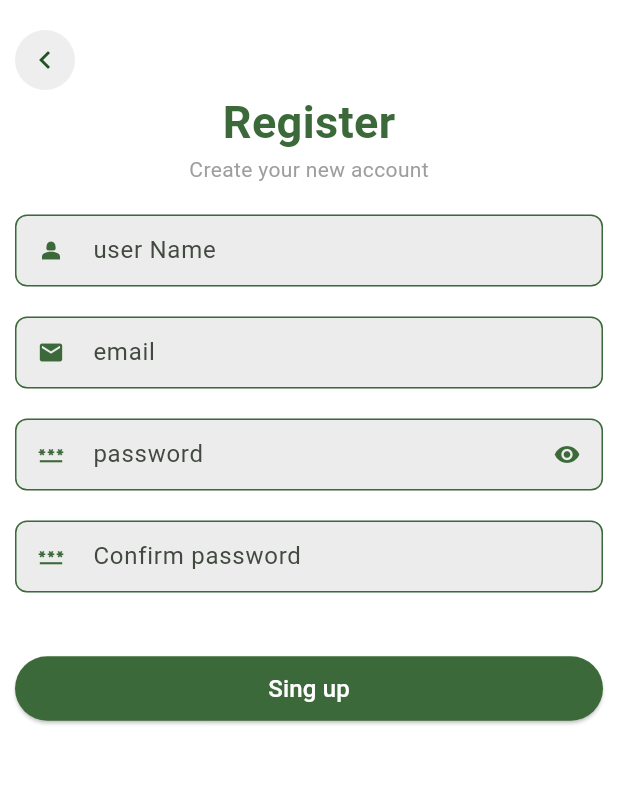
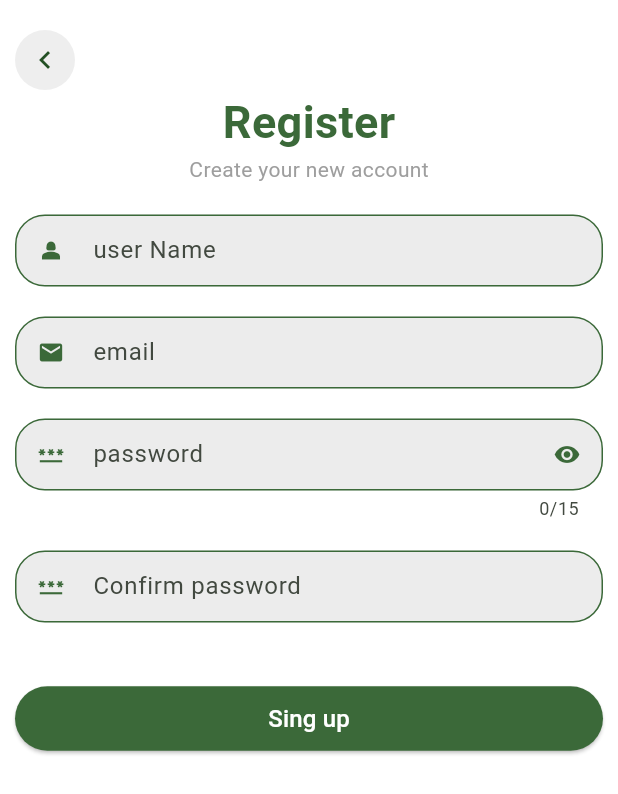
Before and after one commit to Mousa-alaaldeen/delivery, a Flutter app: the screen it shows after launch, after a tap on "Login", after a tap on "Sign Up", on a phone screen of 412 x 824 dp. Shown: the top 794 px of the screen. Run offline on Flutter 3.47's test engine with Material 2 defaults, Android fonts, the phone set to English and light mode, and no system bars; our stand-ins replace dio, flutter_custom_clippers, lottie.

Commit message:
login modil file

```diff
--- a/lib/resources/widget/custom_text_field.dart
+++ b/lib/resources/widget/custom_text_field.dart
@@ -10,6 +10,7 @@ class CustomTextField extends StatelessWidget {
     required this.controller,
     required this.keyboardType,
     this.onTap,
+    this.maxLength,
     this.prefixIcon,
     this.suffixIcon,
     this.obscureText = false,
@@ -22,7 +23,8 @@ class CustomTextField extends StatelessWidget {
   final String height;
   final String? errorText;
   final Function()? onTap;
-  final int maxLines;
+  final int? maxLines;
+  final int? maxLength;
   final TextInputType? keyboardType;
   final Widget? prefixIcon;
   final Widget? suffixIcon;
@@ -44,6 +46,8 @@ class CustomTextField extends StatelessWidget {
         onSaved: onSaved,
         validator: validate,
         maxLines: maxLines,
+        maxLength: maxLength,
+
         cursorColor: Colors.black,
         decoration: InputDecoration(
             errorText: errorText,
@@ -69,7 +73,7 @@ class CustomTextField extends StatelessWidget {
 
   OutlineInputBorder buildBorder([Color? color]) {
     return OutlineInputBorder(
-      borderRadius: BorderRadius.circular(8),
+      borderRadius: BorderRadius.circular(20),
       borderSide: BorderSide(color: color ?? Colors.white),
     );
   }
--- /dev/null
+++ b/lib/screens/login_screen/login_image.dart
@@ -0,0 +1,22 @@
+
+import 'package:flutter/cupertino.dart';
+import 'package:flutter_custom_clippers/flutter_custom_clippers.dart';
+
+class LoginImage extends StatelessWidget {
+  const LoginImage({
+    super.key,
+  });
+
+  @override
+  Widget build(BuildContext context) {
+    return ClipPath(
+      clipper: WaveClipperOne(),
+      child: Image.asset(
+        'assets/images/Welcome.jpg',
+        height: MediaQuery.of(context).size.height * 0.3,
+        width: 2000,
+        fit: BoxFit.fill,
+      ),
+    );
+  }
+}
--- a/lib/screens/login_screen/login_screen.dart
+++ b/lib/screens/login_screen/login_screen.dart
@@ -1,9 +1,10 @@
 // ignore_for_file: unused_field
 
 import 'package:flutter/material.dart';
-import 'package:flutter_custom_clippers/flutter_custom_clippers.dart';
 
 import '../../resources/widget/custom_text_field.dart';
+import 'login_image.dart';
+import 'package:http/http.dart' as http;
 
 /// Flutter code sample for [ScaleTransition].
 
@@ -23,6 +24,7 @@ class _LoginScreenState extends State<LoginScreen>
   FocusNode focusNodePassword = FocusNode();
   final String _errorTextPassword = '';
   bool _obscureText = true;
+  IconData iconData = Icons.remove_red_eye;
   var formKey = GlobalKey<FormState>();
   late final AnimationController _controller = AnimationController(
     duration: const Duration(seconds: 2),
@@ -52,15 +54,7 @@ class _LoginScreenState extends State<LoginScreen>
             key: formKey,
             child: ListView(
               children: [
-                ClipPath(
-                  clipper: WaveClipperOne(),
-                  child: Image.asset(
-                    'assets/images/Welcome.jpg',
-                    height: MediaQuery.of(context).size.height * 0.3,
-                    width: 2000,
-                    fit: BoxFit.fill,
-                  ),
-                ),
+                const LoginImage(),
                 Center(
                   child: Text(
                     'Welcome back',
@@ -99,12 +93,15 @@ class _LoginScreenState extends State<LoginScreen>
                   obscureText: _obscureText,
                   suffixIcon: IconButton(
                     icon: Icon(
-                      Icons.remove_red_eye,
+                      iconData,
                       color: Theme.of(context).colorScheme.primary,
                     ),
                     onPressed: () {
                       setState(() {
                         _obscureText = !_obscureText;
+                        iconData = _obscureText
+                            ? iconData = Icons.remove_red_eye
+                            : Icons.visibility_off_outlined;
                       });
                     },
                   ),
@@ -117,22 +114,25 @@ class _LoginScreenState extends State<LoginScreen>
                 Align(
                   alignment: Alignment.topRight,
                   child: TextButton(
-                    child: const Text('Forgot possword?',),
+                    child: const Text(
+                      'Forgot possword?',
+                    ),
                     onPressed: () {},
                   ),
                 ),
-                const SizedBox(height: 30,),
+                const SizedBox(
+                  height: 30,
+                ),
                 Padding(
                   padding: const EdgeInsets.symmetric(horizontal: 10),
                   child: ElevatedButton(
-
                       style: ButtonStyle(
                         backgroundColor: MaterialStatePropertyAll(
                             Theme.of(context).colorScheme.primary),
                       ),
                       onPressed: () {
                         setState(() {
-                          if (formKey.currentState!.validate()) {}
+                          checkErrors();
                         });
                       },
                       child: Padding(
@@ -168,7 +168,7 @@ class _LoginScreenState extends State<LoginScreen>
                       ),
                     ],
                   ),
-                )
+                ),
               ],
             ),
           ),
@@ -176,4 +176,15 @@ class _LoginScreenState extends State<LoginScreen>
       ),
     );
   }
+
+  Future<void> checkErrors() async {
+    focusNodeUser.requestFocus();
+    focusNodePassword.requestFocus();
+    if (formKey.currentState!.validate()) {
+      var url = Uri.parse("https://reqres.in/api/login");
+      var responde = await http.post(url,
+          body: {"email": "eve.holt@reqres.in", "password": "cityslicka"},
+          headers: {"Content-Type": "application/json"});
+    }
+  }
 }
--- a/lib/screens/register/register.dart
+++ b/lib/screens/register/register.dart
@@ -25,6 +25,7 @@ class _RegisteerScreenState extends State<RegisteerScreen>
   FocusNode focusNodePassword = FocusNode();
   final String _errorTextPassword = '';
   bool _obscureText = true;
+  IconData iconData = Icons.remove_red_eye;
   var formKey = GlobalKey<FormState>();
   late final AnimationController _controller = AnimationController(
     duration: const Duration(seconds: 2),
@@ -85,8 +86,9 @@ class _RegisteerScreenState extends State<RegisteerScreen>
                     style: TextStyle(color: Colors.grey),
                   ),
                 ),
-                const SizedBox(height: 10,),
-
+                const SizedBox(
+                  height: 10,
+                ),
                 CustomTextField(
                   validate: (String? value) {
                     if (value!.isEmpty) {
@@ -124,21 +126,28 @@ class _RegisteerScreenState extends State<RegisteerScreen>
                     if (value!.isEmpty) {
                       return 'please enter your Passwords ';
                     }
+                    if (value.toString().length < 8) {
+                      return 'Passwords length greater or equal to 8';
+                    }
                     return null;
                   },
                   obscureText: _obscureText,
                   suffixIcon: IconButton(
                     icon: Icon(
-                      Icons.remove_red_eye,
+                      iconData,
                       color: Theme.of(context).colorScheme.primary,
                     ),
                     onPressed: () {
                       setState(() {
                         _obscureText = !_obscureText;
+                        iconData = _obscureText
+                            ? iconData = Icons.remove_red_eye
+                            : Icons.visibility_off_outlined;
                       });
                     },
                   ),
                   controller: passwordController,
+                  maxLength: 15,
                   height: 'password',
                   keyboardType: TextInputType.text,
                   prefixIcon: Icon(Icons.password,
@@ -171,6 +180,8 @@ class _RegisteerScreenState extends State<RegisteerScreen>
                       ),
                       onPressed: () {
                         setState(() {
+                          focusNodeUser.requestFocus();
+                          focusNodePassword.requestFocus();
                           if (formKey.currentState!.validate()) {}
                         });
                       },
--- a/pubspec.yaml
+++ b/pubspec.yaml
@@ -29,9 +29,11 @@ environment:
 # versions available, run `flutter pub outdated`.
 dependencies:
   cupertino_icons: ^1.0.2
+  dio: ^5.3.3
   flutter:
     sdk: flutter
   flutter_custom_clippers: ^2.1.0
+  http: ^1.1.0
   lottie: ^2.6.0
 
 dev_dependencies:
```
Also changed, not shown: lib/model/login_model.dart (added, +93 -0 lines), lib/resources/dio_helper.dart (added, +103 -0 lines), pubspec.lock, 1 other file.
